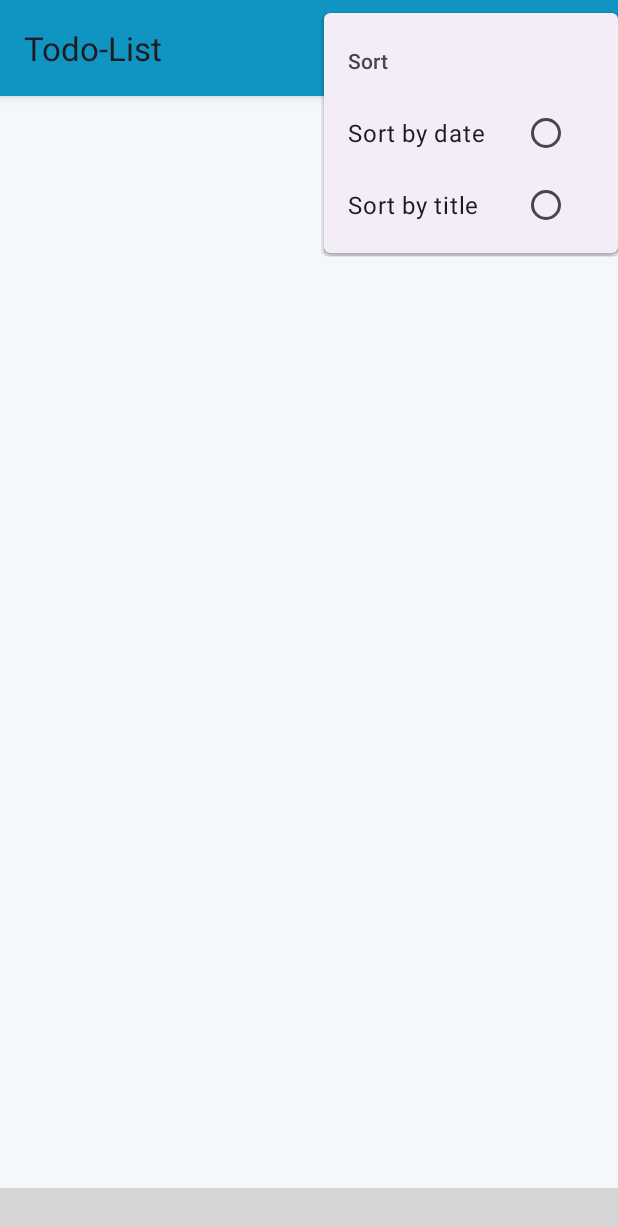
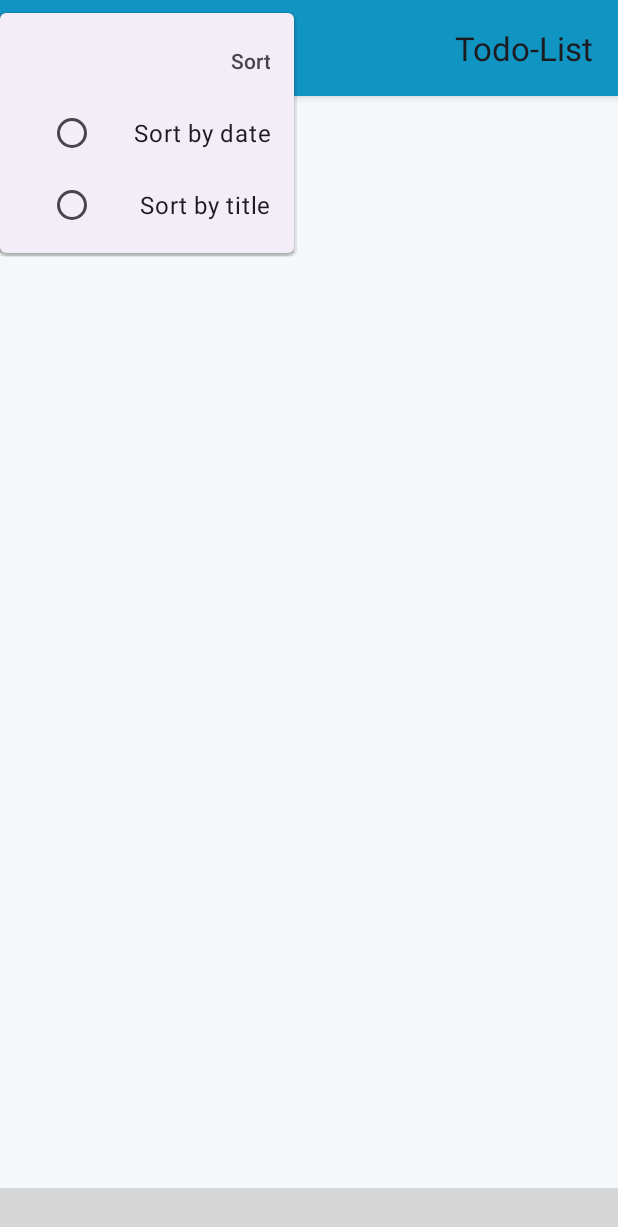
Before and after one commit to MhmdIbrahim1/TodoListApp, an Android app: the screen it shows after launch (MainActivity), in the options menu, after a tap on "Sort", on a phone screen of 412 x 824 dp. Shown: the top 1227 px of the screen. Run offline under Robolectric (Android 15) with nearby library versions, the phone set to English and light mode, and no system bars; libraries missing offline, so code that uses them is left out: com.etebarian.meowbottomnavigation; plain views replace MeowBottomNavigation; 7 statements that could not run were skipped; grey boxes are pictures that could not be loaded.

Commit message:
Final touch with adding arabic and ability to choose language

```diff
--- /dev/null
+++ b/app/src/main/java/com/example/todolistapp/helper/LocaleHelper.java
@@ -0,0 +1,60 @@
+package com.example.todolistapp.helper;
+
+import android.annotation.TargetApi;
+import android.content.Context;
+import android.content.SharedPreferences;
+import android.content.res.Configuration;
+import android.content.res.Resources;
+import android.os.Build;
+import android.preference.PreferenceManager;
+
+import java.util.Locale;
+
+public class LocaleHelper {
+
+    private static final String SELECTED_LANGUAGE = "Locale.Helper.Selected.Language";
+
+    // The method is used to set the language at runtime
+    public static Context setLocale(Context context, String language) {
+        persist(context, language);
+
+        // Updating the language for devices above Android Nougat
+        if (Build.VERSION.SDK_INT >= Build.VERSION_CODES.N) {
+            return updateResources(context, language);
+        } else {
+            return updateResourcesLegacy(context, language);
+        }
+        // For devices having lower versions of Android OS
+    }
+
+    private static void persist(Context context, String language) {
+        SharedPreferences preferences = PreferenceManager.getDefaultSharedPreferences(context);
+        SharedPreferences.Editor editor = preferences.edit();
+        editor.putString(SELECTED_LANGUAGE, language);
+        editor.apply();
+    }
+
+    // The method is used to update the language of the application by creating
+    // an object of the built-in Locale class and passing the language argument to it
+    private static Context updateResources(Context context, String language) {
+        Locale locale = new Locale(language);
+        Locale.setDefault(locale);
+        Configuration configuration = context.getResources().getConfiguration();
+        configuration.setLocale(locale);
+        configuration.setLayoutDirection(locale);
+        return context.createConfigurationContext(configuration);
+    }
+
+    private static Context updateResourcesLegacy(Context context, String language) {
+        Locale locale = new Locale(language);
+        Locale.setDefault(locale);
+        Resources resources = context.getResources();
+        Configuration configuration = resources.getConfiguration();
+        configuration.locale = locale;
+        if (Build.VERSION.SDK_INT >= Build.VERSION_CODES.JELLY_BEAN_MR1) {
+            configuration.setLayoutDirection(locale);
+        }
+        resources.updateConfiguration(configuration, resources.getDisplayMetrics());
+        return context;
+    }
+}
--- /dev/null
+++ b/app/src/main/res/drawable/baseline_settings_24.xml
@@ -0,0 +1,5 @@
+<vector android:height="24dp" android:tint="#FFFFFF"
+    android:viewportHeight="24" android:viewportWidth="24"
+    android:width="24dp" xmlns:android="http://schemas.android.com/apk/res/android">
+    <path android:fillColor="@android:color/white" android:pathData="M19.14,12.94c0.04,-0.3 0.06,-0.61 0.06,-0.94c0,-0.32 -0.02,-0.64 -0.07,-0.94l2.03,-1.58c0.18,-0.14 0.23,-0.41 0.12,-0.61l-1.92,-3.32c-0.12,-0.22 -0.37,-0.29 -0.59,-0.22l-2.39,0.96c-0.5,-0.38 -1.03,-0.7 -1.62,-0.94L14.4,2.81c-0.04,-0.24 -0.24,-0.41 -0.48,-0.41h-3.84c-0.24,0 -0.43,0.17 -0.47,0.41L9.25,5.35C8.66,5.59 8.12,5.92 7.63,6.29L5.24,5.33c-0.22,-0.08 -0.47,0 -0.59,0.22L2.74,8.87C2.62,9.08 2.66,9.34 2.86,9.48l2.03,1.58C4.84,11.36 4.8,11.69 4.8,12s0.02,0.64 0.07,0.94l-2.03,1.58c-0.18,0.14 -0.23,0.41 -0.12,0.61l1.92,3.32c0.12,0.22 0.37,0.29 0.59,0.22l2.39,-0.96c0.5,0.38 1.03,0.7 1.62,0.94l0.36,2.54c0.05,0.24 0.24,0.41 0.48,0.41h3.84c0.24,0 0.44,-0.17 0.47,-0.41l0.36,-2.54c0.59,-0.24 1.13,-0.56 1.62,-0.94l2.39,0.96c0.22,0.08 0.47,0 0.59,-0.22l1.92,-3.32c0.12,-0.22 0.07,-0.47 -0.12,-0.61L19.14,12.94zM12,15.6c-1.98,0 -3.6,-1.62 -3.6,-3.6s1.62,-3.6 3.6,-3.6s3.6,1.62 3.6,3.6S13.98,15.6 12,15.6z"/>
+</vector>
--- /dev/null
+++ b/app/src/main/res/drawable/ic_language.xml
@@ -0,0 +1,10 @@
+  <vector xmlns:android="http://schemas.android.com/apk/res/android"
+    android:width="24dp"
+    android:height="24dp"
+    android:viewportWidth="24"
+    android:viewportHeight="24"
+    android:tint="?attr/colorControlNormal">
+  <path
+      android:fillColor="@android:color/white"
+      android:pathData="M11.99,2C6.47,2 2,6.48 2,12s4.47,10 9.99,10C17.52,22 22,17.52 22,12S17.52,2 11.99,2zM18.92,8h-2.95c-0.32,-1.25 -0.78,-2.45 -1.38,-3.56 1.84,0.63 3.37,1.91 4.33,3.56zM12,4.04c0.83,1.2 1.48,2.53 1.91,3.96h-3.82c0.43,-1.43 1.08,-2.76 1.91,-3.96zM4.26,14C4.1,13.36 4,12.69 4,12s0.1,-1.36 0.26,-2h3.38c-0.08,0.66 -0.14,1.32 -0.14,2 0,0.68 0.06,1.34 0.14,2L4.26,14zM5.08,16h2.95c0.32,1.25 0.78,2.45 1.38,3.56 -1.84,-0.63 -3.37,-1.9 -4.33,-3.56zM8.03,8L5.08,8c0.96,-1.66 2.49,-2.93 4.33,-3.56C8.81,5.55 8.35,6.75 8.03,8zM12,19.96c-0.83,-1.2 -1.48,-2.53 -1.91,-3.96h3.82c-0.43,1.43 -1.08,2.76 -1.91,3.96zM14.34,14L9.66,14c-0.09,-0.66 -0.16,-1.32 -0.16,-2 0,-0.68 0.07,-1.35 0.16,-2h4.68c0.09,0.65 0.16,1.32 0.16,2 0,0.68 -0.07,1.34 -0.16,2zM14.59,19.56c0.6,-1.11 1.06,-2.31 1.38,-3.56h2.95c-0.96,1.65 -2.49,2.93 -4.33,3.56zM16.36,14c0.08,-0.66 0.14,-1.32 0.14,-2 0,-0.68 -0.06,-1.34 -0.14,-2h3.38c0.16,0.64 0.26,1.31 0.26,2s-0.1,1.36 -0.26,2h-3.38z"/>
+</vector>
--- /dev/null
+++ b/app/src/main/res/drawable/search_box_background.xml
@@ -0,0 +1,5 @@
+<?xml version="1.0" encoding="utf-8"?>
+<shape android:shape="rectangle" xmlns:android="http://schemas.android.com/apk/res/android">
+    <solid android:color="@color/background_color_general_card"/>
+    <corners android:radius="12dp"/>
+</shape>
--- a/app/src/main/res/layout/activity_main.xml
+++ b/app/src/main/res/layout/activity_main.xml
@@ -27,9 +27,9 @@
         app:mbn_circleColor="@color/background_intro__mentv_2"
         app:mbn_backgroundBottomColor="@color/bottom_nav_color"
         app:mbn_countBackgroundColor="@color/status_bar_color"
-        app:mbn_defaultIconColor="@color/black"
+        app:mbn_defaultIconColor="@color/arrow_image_back"
         app:mbn_selectedIconColor="@color/status_bar_color"
-        android:background="@color/g_light_gray"
+        android:background="@color/b_m_e"
         app:layout_constraintBottom_toBottomOf="parent"
         app:layout_constraintEnd_toEndOf="parent"
         app:layout_constraintStart_toStartOf="parent" />
--- a/app/src/main/res/menu/bottom_navigation_menu.xml
+++ b/app/src/main/res/menu/bottom_navigation_menu.xml
@@ -14,6 +14,8 @@
     <item
         android:id="@+id/languageFragment"
         android:icon="@drawable/ic_language"
-        android:title="@string/language" />
+        android:title="@string/language"
+        android:iconTint="@color/white"
+        />
 
 </menu>
--- a/app/src/main/res/values-night/colos.xml
+++ b/app/src/main/res/values-night/colos.xml
@@ -78,4 +78,6 @@
     <color name="color_button_address">@color/background_color_general_card</color>
 
     <color name="bottom_nav_color">@color/background_color_general_card</color>
+
+    <color name="b_m_e">#23262B</color>
 </resources>
--- a/app/src/main/res/values/colors.xml
+++ b/app/src/main/res/values/colors.xml
@@ -87,4 +87,7 @@
     //indicator color
     <color name="inactive">#C4C4C4</color>
     <color name="active">#50C2C9</color>
+
+    //onboarding colors
+    <color name="b_m_e">#F5F8FA</color>
 </resources>
--- a/app/src/main/res/values/strings.xml
+++ b/app/src/main/res/values/strings.xml
@@ -11,7 +11,7 @@
     <string name="save">Save</string>
     <string name="new_task">new_task\n</string>
     <string name="cancel">Cancel</string>
-    <string name="deleteall">DeleteAll</string>
+    <string name="deleteall">Delete All</string>
     <string name="deleteMessage">Are you sure you want to delete all tasks?</string>
     <string name="delete">Delete</string>
     <string name="enterTask">Please enter a task name and body correct</string>
```
Also changed, not shown: app/src/main/java/com/example/todolistapp/fragments/LanguageFragment.java (added, +103 -0 lines), app/src/main/res/drawable/ic_picked.xml (added, +10 -0 lines), app/src/main/res/layout/fragment_language.xml (added, +101 -0 lines).
